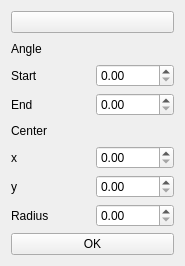
The window that GUI_PSN/arc_wid.ui (BeConOr/INP) describes before a commit, drawn with Qt 5.
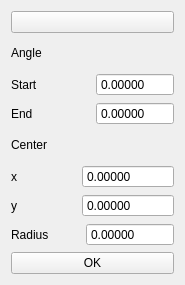
The same window after the commit. Icons and pictures are not drawn.

The edit to the form file:
```diff
--- a/GUI_PSN/arc_wid.ui
+++ b/GUI_PSN/arc_wid.ui
@@ -7,7 +7,7 @@
     <x>0</x>
     <y>0</y>
     <width>185</width>
-    <height>266</height>
+    <height>285</height>
    </rect>
   </property>
   <property name="windowTitle">
@@ -44,7 +44,20 @@
         </widget>
        </item>
        <item>
-        <widget class="QDoubleSpinBox" name="StAng"/>
+        <widget class="QDoubleSpinBox" name="StAng">
+         <property name="buttonSymbols">
+          <enum>QAbstractSpinBox::NoButtons</enum>
+         </property>
+         <property name="decimals">
+          <number>5</number>
+         </property>
+         <property name="minimum">
+          <double>0.000000000000000</double>
+         </property>
+         <property name="maximum">
+          <double>360.000000000000000</double>
+         </property>
+        </widget>
        </item>
       </layout>
      </item>
@@ -58,7 +71,20 @@
         </widget>
        </item>
        <item>
-        <widget class="QDoubleSpinBox" name="EnAng"/>
+        <widget class="QDoubleSpinBox" name="EnAng">
+         <property name="buttonSymbols">
+          <enum>QAbstractSpinBox::NoButtons</enum>
+         </property>
+         <property name="decimals">
+          <number>5</number>
+         </property>
+         <property name="minimum">
+          <double>0.000000000000000</double>
+         </property>
+         <property name="maximum">
+          <double>360.000000000000000</double>
+         </property>
+        </widget>
        </item>
       </layout>
      </item>
@@ -83,7 +109,20 @@
         </widget>
        </item>
        <item>
-        <widget class="QDoubleSpinBox" name="Cent_x"/>
+        <widget class="QDoubleSpinBox" name="Cent_x">
+         <property name="buttonSymbols">
+          <enum>QAbstractSpinBox::NoButtons</enum>
+         </property>
+         <property name="decimals">
+          <number>5</number>
+         </property>
+         <property name="minimum">
+          <double>-1000000.000000000000000</double>
+         </property>
+         <property name="maximum">
+          <double>1000000.000000000000000</double>
+         </property>
+        </widget>
        </item>
       </layout>
      </item>
@@ -97,7 +136,20 @@
         </widget>
        </item>
        <item>
-        <widget class="QDoubleSpinBox" name="Cent_y"/>
+        <widget class="QDoubleSpinBox" name="Cent_y">
+         <property name="buttonSymbols">
+          <enum>QAbstractSpinBox::NoButtons</enum>
+         </property>
+         <property name="decimals">
+          <number>5</number>
+         </property>
+         <property name="minimum">
+          <double>-1000000.000000000000000</double>
+         </property>
+         <property name="maximum">
+          <double>1000000.000000000000000</double>
+         </property>
+        </widget>
        </item>
       </layout>
      </item>
@@ -113,7 +165,17 @@
       </widget>
      </item>
      <item>
-      <widget class="QDoubleSpinBox" name="Radius"/>
+      <widget class="QDoubleSpinBox" name="Radius">
+       <property name="buttonSymbols">
+        <enum>QAbstractSpinBox::NoButtons</enum>
+       </property>
+       <property name="decimals">
+        <number>5</number>
+       </property>
+       <property name="maximum">
+        <double>10000000.000000000000000</double>
+       </property>
+      </widget>
      </item>
     </layout>
    </item>
```
Left out of the diff: 3 changed lines with no effect on the pictures.
